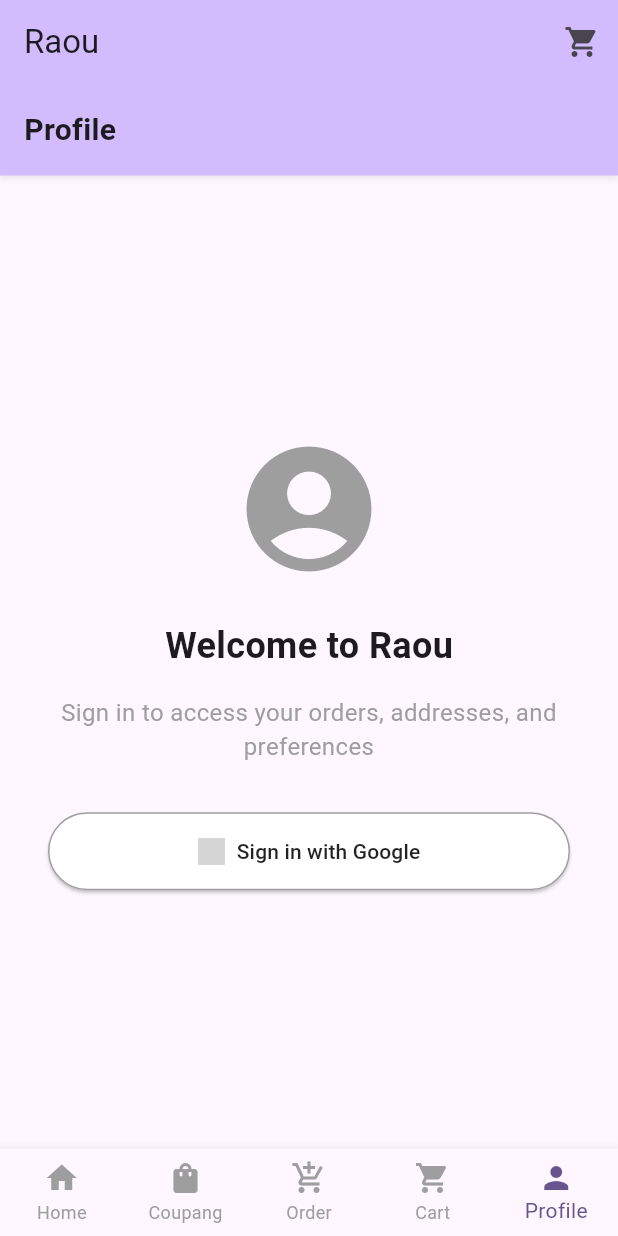
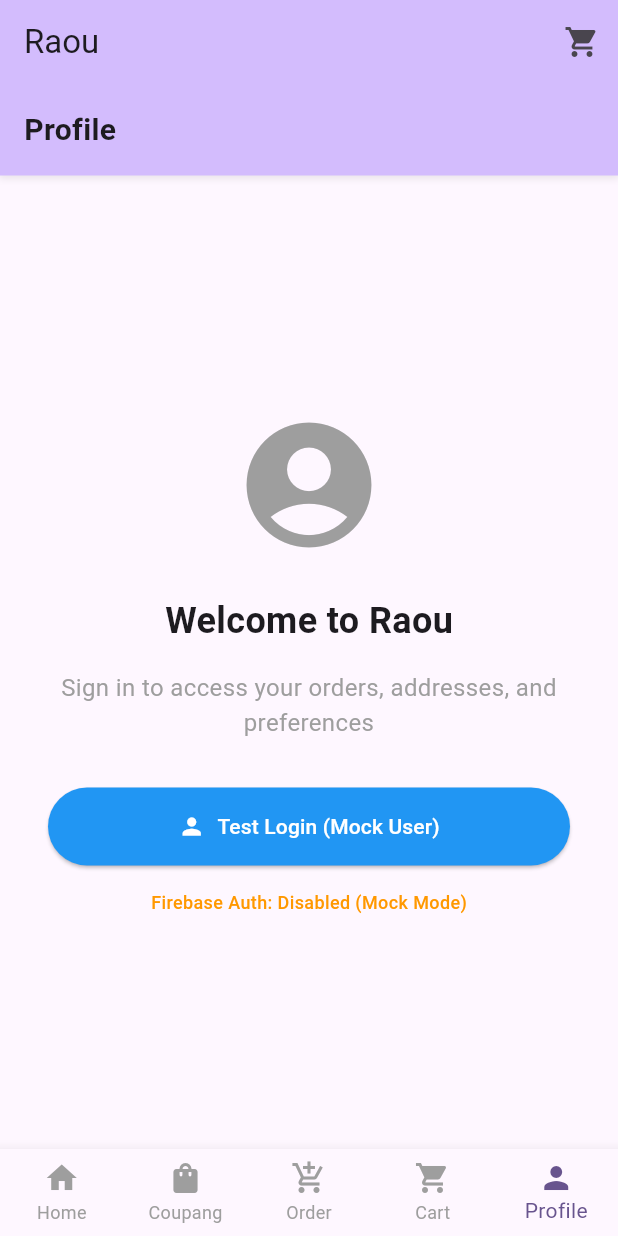
Before and after one commit to syrikx/raou_claude, a Flutter app: the screen it shows after launch, item 5 of the bottom bar chosen, on a phone screen of 412 x 824 dp. Run offline on Flutter 3.47's test engine with Material 3 defaults, Android fonts, the phone set to English and light mode, and no system bars; our stand-ins replace firebase_core, webview_flutter; missing offline and left inert: dart:html; accounts and stored records are empty; grey boxes are pictures that could not be loaded.

Commit message:
Implement Firebase toggle system and WebView fixes
Features:
- Firebase toggle system with environment variables
- Mock authentication for testing
- Improved WebView navigation and error handling
- Enhanced Profile page with multiple sign-in options
- Order tab center alignment fix

Changes:
- Add AppConfig for Firebase feature toggles
- Update AuthViewModel with conditional Firebase support
- Improve WebView User-Agent and navigation controls
- Add mock user login functionality
- Fix UI alignment issues in Order tab

🤖 Generated with [Claude Code](https://claude.ai/code)

Co-Authored-By: Claude <noreply@anthropic.com>

```diff
--- a/lib/main.dart
+++ b/lib/main.dart
@@ -2,6 +2,7 @@ import 'package:flutter/material.dart';
 import 'package:provider/provider.dart';
 // import 'package:firebase_core/firebase_core.dart'; // Temporarily disabled
 // import 'firebase_options.dart'; // Temporarily disabled
+import 'utils/app_config.dart';
 import 'viewmodels/auth_view_model.dart';
 import 'viewmodels/cart_view_model.dart';
 import 'viewmodels/address_view_model.dart';
@@ -11,9 +12,19 @@ import 'views/home/home_page.dart';
 
 void main() async {
   WidgetsFlutterBinding.ensureInitialized();
-  // await Firebase.initializeApp( // Temporarily disabled
-  //   options: DefaultFirebaseOptions.currentPlatform,
-  // );
+
+  // 앱 설정 정보 출력 (디버그용)
+  AppConfig.printConfig();
+
+  // Firebase 초기화 (활성화된 경우에만)
+  if (AppConfig.isFirebaseEnabled) {
+    // TODO: Firebase 패키지가 활성화되면 초기화 코드 추가
+    // await Firebase.initializeApp(
+    //   options: DefaultFirebaseOptions.currentPlatform,
+    // );
+    print('Firebase 초기화가 예정되어 있지만 패키지가 아직 설치되지 않았습니다.');
+  }
+
   runApp(const RaouApp());
 }
 
--- /dev/null
+++ b/lib/utils/app_config.dart
@@ -0,0 +1,57 @@
+import 'package:flutter/foundation.dart';
+
+class AppConfig {
+  // Firebase 기능 활성화 여부
+  static const bool enableFirebase = bool.fromEnvironment(
+    'ENABLE_FIREBASE',
+    defaultValue: false, // 기본값: Firebase 비활성화
+  );
+
+  // Google Sign-In 기능 활성화 여부
+  static const bool enableGoogleSignIn = bool.fromEnvironment(
+    'ENABLE_GOOGLE_SIGNIN',
+    defaultValue: false,
+  );
+
+  // Apple Sign-In 기능 활성화 여부
+  static const bool enableAppleSignIn = bool.fromEnvironment(
+    'ENABLE_APPLE_SIGNIN',
+    defaultValue: false,
+  );
+
+  // 개발 모드에서는 Firebase 기능을 활성화할지 여부
+  static const bool enableFirebaseInDebug = bool.fromEnvironment(
+    'ENABLE_FIREBASE_DEBUG',
+    defaultValue: true, // 개발 시에는 기본적으로 활성화
+  );
+
+  // 현재 Firebase가 사용 가능한지 확인
+  static bool get isFirebaseEnabled {
+    // 릴리즈 모드에서는 ENABLE_FIREBASE 환경변수에 따라
+    // 디버그 모드에서는 ENABLE_FIREBASE_DEBUG에 따라
+    if (kReleaseMode) {
+      return enableFirebase;
+    } else {
+      return enableFirebaseInDebug;
+    }
+  }
+
+  // Google Sign-In 사용 가능 여부
+  static bool get isGoogleSignInEnabled {
+    return isFirebaseEnabled && enableGoogleSignIn;
+  }
+
+  // Apple Sign-In 사용 가능 여부
+  static bool get isAppleSignInEnabled {
+    return isFirebaseEnabled && enableAppleSignIn;
+  }
+
+  // 환경 설정 정보 출력 (디버그용)
+  static void printConfig() {
+    print('=== App Config ===');
+    print('Firebase Enabled: $isFirebaseEnabled');
+    print('Google Sign-In Enabled: $isGoogleSignInEnabled');
+    print('Apple Sign-In Enabled: $isAppleSignInEnabled');
+    print('==================');
+  }
+}
--- /dev/null
+++ b/lib/utils/firebase_stub.dart
@@ -0,0 +1,60 @@
+// Firebase stub for when Firebase is disabled
+// This file provides empty implementations when Firebase packages are not available
+
+class FirebaseAuth {
+  static FirebaseAuth get instance => FirebaseAuth();
+  Stream<User?> authStateChanges() => Stream.value(null);
+  Future<UserCredential> signInWithCredential(dynamic credential) async {
+    throw UnsupportedError('Firebase is disabled');
+  }
+  Future<void> signOut() async {
+    throw UnsupportedError('Firebase is disabled');
+  }
+  User? get currentUser => null;
+}
+
+class FirebaseFirestore {
+  static FirebaseFirestore get instance => FirebaseFirestore();
+  CollectionReference collection(String path) {
+    throw UnsupportedError('Firebase is disabled');
+  }
+}
+
+class CollectionReference {
+  DocumentReference doc(String path) {
+    throw UnsupportedError('Firebase is disabled');
+  }
+}
+
+class DocumentReference {
+  Future<DocumentSnapshot> get() async {
+    throw UnsupportedError('Firebase is disabled');
+  }
+  Future<void> set(Map<String, dynamic> data) async {
+    throw UnsupportedError('Firebase is disabled');
+  }
+  Future<void> update(Map<String, dynamic> data) async {
+    throw UnsupportedError('Firebase is disabled');
+  }
+}
+
+class DocumentSnapshot {
+  bool get exists => false;
+  Map<String, dynamic>? data() => null;
+}
+
+class User {
+  String get uid => '';
+  String? get email => null;
+  String? get displayName => null;
+}
+
+class UserCredential {
+  User? get user => null;
+}
+
+class AuthCredential {}
+
+class GoogleAuthCredential extends AuthCredential {}
+
+class OAuthCredential extends AuthCredential {}
--- a/lib/views/auth/profile_page.dart
+++ b/lib/views/auth/profile_page.dart
@@ -88,7 +88,11 @@ class SignInView extends StatelessWidget {
             const SizedBox(height: 32),
             Consumer<AuthViewModel>(
               builder: (context, authViewModel, child) {
-                return SizedBox(
+                return Column(
+                  children: [
+                    // Google Sign-In 버튼
+                    if (authViewModel.isGoogleSignInAvailable) ...[
+                      SizedBox(
                         width: double.infinity,
                         child: ElevatedButton.icon(
                           onPressed: authViewModel.isLoading
@@ -100,13 +104,7 @@ class SignInView extends StatelessWidget {
                                   height: 20,
                                   child: CircularProgressIndicator(strokeWidth: 2),
                                 )
-                        : Image.asset(
-                            'assets/google_logo.png',
-                            width: 20,
-                            height: 20,
-                            errorBuilder: (context, error, stackTrace) =>
-                                const Icon(Icons.login),
-                          ),
+                              : const Icon(Icons.login, color: Colors.red),
                           label: Text(
                             authViewModel.isLoading ? 'Signing in...' : 'Sign in with Google',
                           ),
@@ -117,6 +115,62 @@ class SignInView extends StatelessWidget {
                             side: const BorderSide(color: Colors.grey),
                           ),
                         ),
+                      ),
+                      const SizedBox(height: 12),
+                    ],
+
+                    // Apple Sign-In 버튼 (iOS만)
+                    if (authViewModel.isAppleSignInAvailable) ...[
+                      SizedBox(
+                        width: double.infinity,
+                        child: ElevatedButton.icon(
+                          onPressed: authViewModel.isLoading
+                              ? null
+                              : () => _signInWithApple(context),
+                          icon: const Icon(Icons.apple, color: Colors.white),
+                          label: const Text('Sign in with Apple'),
+                          style: ElevatedButton.styleFrom(
+                            padding: const EdgeInsets.symmetric(vertical: 16),
+                            backgroundColor: Colors.black,
+                            foregroundColor: Colors.white,
+                          ),
+                        ),
+                      ),
+                      const SizedBox(height: 12),
+                    ],
+
+                    // 테스트 로그인 버튼 (개발용)
+                    SizedBox(
+                      width: double.infinity,
+                      child: ElevatedButton.icon(
+                        onPressed: authViewModel.isLoading
+                            ? null
+                            : () => _signInAsMockUser(context),
+                        icon: const Icon(Icons.person),
+                        label: const Text('Test Login (Mock User)'),
+                        style: ElevatedButton.styleFrom(
+                          padding: const EdgeInsets.symmetric(vertical: 16),
+                          backgroundColor: Colors.blue,
+                          foregroundColor: Colors.white,
+                        ),
+                      ),
+                    ),
+
+                    // Firebase 상태 표시
+                    const SizedBox(height: 16),
+                    Text(
+                      authViewModel.isFirebaseAvailable
+                          ? 'Firebase Auth: Enabled'
+                          : 'Firebase Auth: Disabled (Mock Mode)',
+                      style: TextStyle(
+                        fontSize: 12,
+                        color: authViewModel.isFirebaseAvailable
+                            ? Colors.green
+                            : Colors.orange,
+                        fontWeight: FontWeight.w500,
+                      ),
+                    ),
+                  ],
                 );
               },
             ),
@@ -144,6 +198,26 @@ class SignInView extends StatelessWidget {
       context.read<AddressViewModel>().loadAddresses();
       context.read<OrderViewModel>().loadOrders();
     }
+  }
+
+  Future<void> _signInWithApple(BuildContext context) async {
+    final authViewModel = context.read<AuthViewModel>();
+    final success = await authViewModel.signInWithApple(context);
+
+    if (success) {
+      // Load user data after sign in
+      context.read<AddressViewModel>().loadAddresses();
+      context.read<OrderViewModel>().loadOrders();
+    }
+  }
+
+  Future<void> _signInAsMockUser(BuildContext context) async {
+    final authViewModel = context.read<AuthViewModel>();
+    await authViewModel.signInAsMockUser(context);
+
+    // Load user data after sign in (mock data will be empty)
+    context.read<AddressViewModel>().loadAddresses();
+    context.read<OrderViewModel>().loadOrders();
   }
 }
 
@@ -371,7 +445,7 @@ class ProfileMenuSection extends StatelessWidget {
           ),
           TextButton(
             onPressed: () {
-              context.read<AuthViewModel>().signOut();
+              context.read<AuthViewModel>().signOut(context);
               Navigator.pop(context);
             },
             style: TextButton.styleFrom(foregroundColor: Colors.red),
```
Also changed, not shown: lib/viewmodels/auth_view_model.dart (+117 -82 lines), lib/viewmodels/product_view_model.dart (+36 -17 lines), lib/views/home/home_page.dart (+31 -2 lines). Lines whose indentation alone changed are shown as unchanged.
